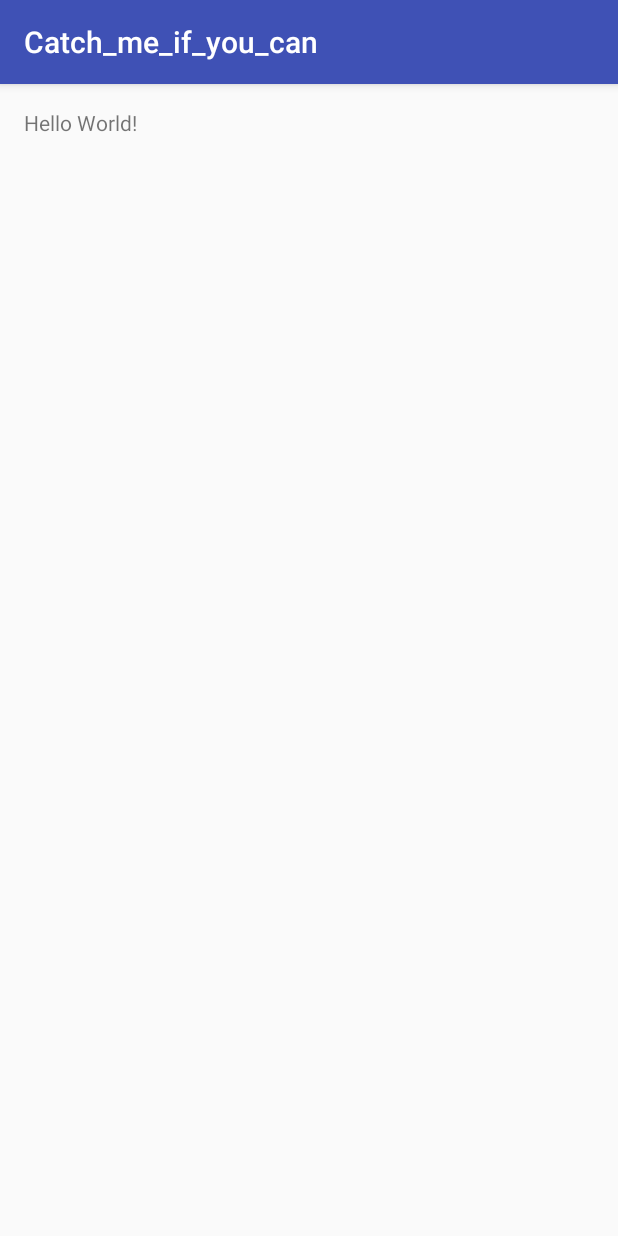
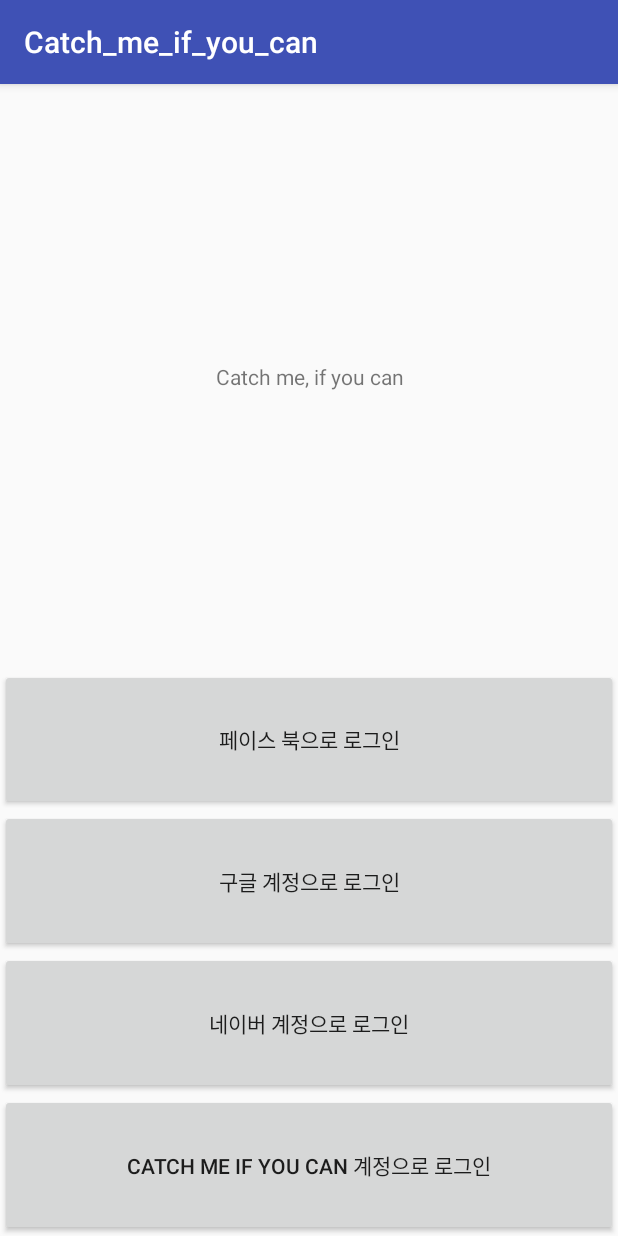
Before and after one commit to ProgrammerDanielLee/Test, an Android app: the screen it shows after launch (MainActivity), on a phone screen of 412 x 824 dp. Run offline under Robolectric (Android 15) with nearby library versions, the phone set to English and light mode, and no system bars.

Commit message:
Project_start2

```diff
--- a/Catch_me_if_you_can/app/src/main/AndroidManifest.xml
+++ b/Catch_me_if_you_can/app/src/main/AndroidManifest.xml
@@ -9,6 +9,7 @@
         android:supportsRtl="true"
         android:theme="@style/AppTheme">
         <activity android:name=".MainActivity">
+
             <intent-filter>
                 <action android:name="android.intent.action.MAIN" />
 
@@ -17,4 +18,6 @@
         </activity>
     </application>
 
+    <activity android:name=".catch_join_page"></activity>
+    <activity android:name=".catch_login_page"></activity>
 </manifest>
--- a/Catch_me_if_you_can/app/src/main/java/com/example/lovef/catch_me_if_you_can/MainActivity.java
+++ b/Catch_me_if_you_can/app/src/main/java/com/example/lovef/catch_me_if_you_can/MainActivity.java
@@ -1,7 +1,9 @@
 package com.example.lovef.catch_me_if_you_can;
 
+import android.content.Intent;
 import android.os.Bundle;
 import android.support.v7.app.AppCompatActivity;
+import android.widget.Button;
 
 public class MainActivity extends AppCompatActivity {
 //http://blog.naver.com/PostView.nhn?blogId=pahapck0&logNo=220586927852
@@ -10,8 +12,20 @@
     protected void onCreate(Bundle savedInstanceState) {
         super.onCreate(savedInstanceState);
         setContentView(R.layout.activity_main);
-//모르겠다나도
-//
+
+        Intent go_join_page;
+        Button go_join_button;
+        //= new Intent(MainActivity.this, catch_join_page.java);
+        Intent go_login_page;
+        Button go_login_button;
+        //= new Intent(MainActivity.this, catch_login_page.java);
+
+        go_join_page = new Intent(MainActivity.this, catch_join_page.class);
+        go_login_page = new Intent(MainActivity.this, catch_login_page.class);
+
+
+        go_join_button = (Button) findViewById(R.id.facebook_login_button);
+        //go_login_button =
 
     }
 }
--- a/Catch_me_if_you_can/app/src/main/res/layout/activity_main.xml
+++ b/Catch_me_if_you_can/app/src/main/res/layout/activity_main.xml
@@ -1,16 +1,45 @@
 <?xml version="1.0" encoding="utf-8"?>
-<RelativeLayout xmlns:android="http://schemas.android.com/apk/res/android"
+<LinearLayout xmlns:android="http://schemas.android.com/apk/res/android"
     xmlns:tools="http://schemas.android.com/tools"
     android:layout_width="match_parent"
     android:layout_height="match_parent"
-    android:paddingBottom="@dimen/activity_vertical_margin"
-    android:paddingLeft="@dimen/activity_horizontal_margin"
-    android:paddingRight="@dimen/activity_horizontal_margin"
-    android:paddingTop="@dimen/activity_vertical_margin"
+    android:orientation="vertical"
+    android:weightSum="6"
     tools:context="com.example.lovef.catch_me_if_you_can.MainActivity">
 
     <TextView
-        android:layout_width="wrap_content"
+        android:layout_width="match_parent"
         android:layout_height="wrap_content"
-        android:text="Hello World!" />
-</RelativeLayout>
+        android:layout_weight="4"
+        android:gravity="center"
+        android:text="Catch me, if you can" />
+
+    <Button
+        android:id="@+id/facebook_login_button"
+        android:layout_width="match_parent"
+        android:layout_height="wrap_content"
+        android:layout_weight="0.5"
+        android:text="페이스 북으로 로그인" />
+
+    <Button
+        android:id="@+id/google_login_button"
+        android:layout_width="match_parent"
+        android:layout_height="wrap_content"
+        android:layout_weight="0.5"
+        android:text="구글 계정으로 로그인" />
+
+    <Button
+        android:id="@+id/naver_login_button"
+        android:layout_width="match_parent"
+        android:layout_height="wrap_content"
+        android:layout_weight="0.5"
+        android:text="네이버 계정으로 로그인" />
+
+    <Button
+        android:layout_width="match_parent"
+        android:layout_height="wrap_content"
+        android:layout_weight="0.5"
+        android:text="Catch me if you can 계정으로 로그인" />
+
+
+</LinearLayout>
```
Also changed, not shown: Catch_me_if_you_can/app/src/main/java/com/example/lovef/catch_me_if_you_can/catch_join_page.java (added, +16 -0 lines), Catch_me_if_you_can/app/src/main/java/com/example/lovef/catch_me_if_you_can/catch_login_page.java (added, +14 -0 lines), Catch_me_if_you_can/app/src/main/res/layout/catch_join_page.xml (added, +7 -0 lines), Catch_me_if_you_can/app/src/main/res/layout/catch_login_page.xml (added, +7 -0 lines).
